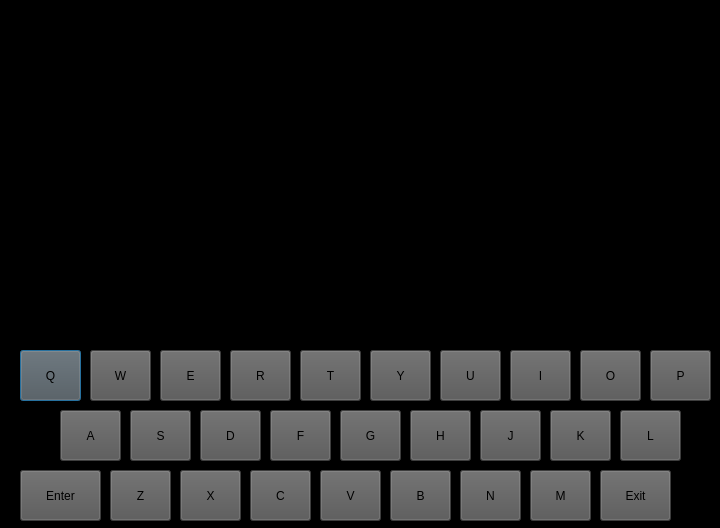
The window that ZorkQT/wordle.ui (Jackobrien4555/CS4076-Zork) describes before a commit, drawn with Qt 5.
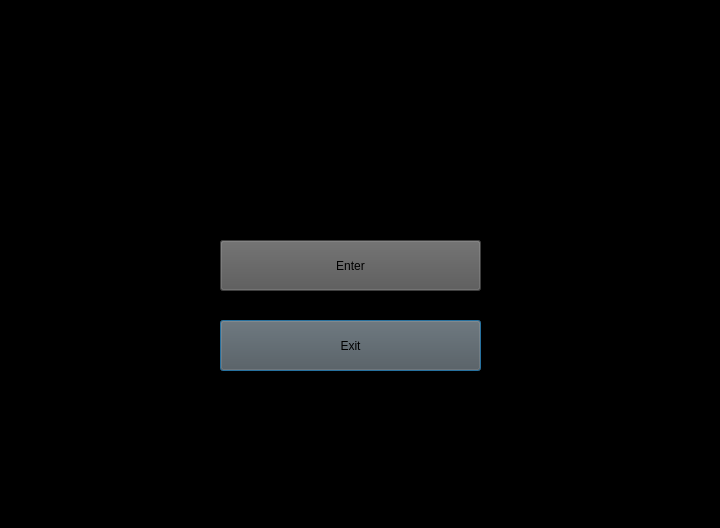
The same window after the commit.

The edit to the form file:
```diff
--- a/ZorkQT/wordle.ui
+++ b/ZorkQT/wordle.ui
@@ -16,454 +16,12 @@
   <property name="styleSheet">
    <string notr="true">background-color: rgb(0, 0, 0);</string>
   </property>
-  <widget class="QPushButton" name="pushButton">
-   <property name="geometry">
-    <rect>
-     <x>20</x>
-     <y>350</y>
-     <width>61</width>
-     <height>51</height>
-    </rect>
-   </property>
-   <property name="styleSheet">
-    <string notr="true">background-color: rgb(85, 85, 85);
-font: 18pt &quot;Segoe UI&quot;;</string>
-   </property>
-   <property name="text">
-    <string>Q</string>
-   </property>
-  </widget>
-  <widget class="QPushButton" name="pushButton_2">
-   <property name="geometry">
-    <rect>
-     <x>90</x>
-     <y>350</y>
-     <width>61</width>
-     <height>51</height>
-    </rect>
-   </property>
-   <property name="styleSheet">
-    <string notr="true">background-color: rgb(85, 85, 85);
-font: 18pt &quot;Segoe UI&quot;;</string>
-   </property>
-   <property name="text">
-    <string>W</string>
-   </property>
-  </widget>
-  <widget class="QPushButton" name="pushButton_3">
-   <property name="geometry">
-    <rect>
-     <x>440</x>
-     <y>350</y>
-     <width>61</width>
-     <height>51</height>
-    </rect>
-   </property>
-   <property name="styleSheet">
-    <string notr="true">background-color: rgb(85, 85, 85);
-font: 18pt &quot;Segoe UI&quot;;</string>
-   </property>
-   <property name="text">
-    <string>U</string>
-   </property>
-  </widget>
-  <widget class="QPushButton" name="pushButton_4">
-   <property name="geometry">
-    <rect>
-     <x>370</x>
-     <y>350</y>
-     <width>61</width>
-     <height>51</height>
-    </rect>
-   </property>
-   <property name="styleSheet">
-    <string notr="true">background-color: rgb(85, 85, 85);
-font: 18pt &quot;Segoe UI&quot;;</string>
-   </property>
-   <property name="text">
-    <string>Y</string>
-   </property>
-  </widget>
-  <widget class="QPushButton" name="pushButton_5">
-   <property name="geometry">
-    <rect>
-     <x>300</x>
-     <y>350</y>
-     <width>61</width>
-     <height>51</height>
-    </rect>
-   </property>
-   <property name="styleSheet">
-    <string notr="true">background-color: rgb(85, 85, 85);
-font: 18pt &quot;Segoe UI&quot;;</string>
-   </property>
-   <property name="text">
-    <string>T</string>
-   </property>
-  </widget>
-  <widget class="QPushButton" name="pushButton_6">
-   <property name="geometry">
-    <rect>
-     <x>230</x>
-     <y>350</y>
-     <width>61</width>
-     <height>51</height>
-    </rect>
-   </property>
-   <property name="styleSheet">
-    <string notr="true">background-color: rgb(85, 85, 85);
-font: 18pt &quot;Segoe UI&quot;;</string>
-   </property>
-   <property name="text">
-    <string>R</string>
-   </property>
-  </widget>
-  <widget class="QPushButton" name="pushButton_7">
-   <property name="geometry">
-    <rect>
-     <x>160</x>
-     <y>350</y>
-     <width>61</width>
-     <height>51</height>
-    </rect>
-   </property>
-   <property name="styleSheet">
-    <string notr="true">background-color: rgb(85, 85, 85);
-font: 18pt &quot;Segoe UI&quot;;</string>
-   </property>
-   <property name="text">
-    <string>E</string>
-   </property>
-  </widget>
-  <widget class="QPushButton" name="pushButton_8">
-   <property name="geometry">
-    <rect>
-     <x>340</x>
-     <y>410</y>
-     <width>61</width>
-     <height>51</height>
-    </rect>
-   </property>
-   <property name="styleSheet">
-    <string notr="true">background-color: rgb(85, 85, 85);
-font: 18pt &quot;Segoe UI&quot;;</string>
-   </property>
-   <property name="text">
-    <string>G</string>
-   </property>
-  </widget>
-  <widget class="QPushButton" name="pushButton_9">
-   <property name="geometry">
-    <rect>
-     <x>480</x>
-     <y>410</y>
-     <width>61</width>
-     <height>51</height>
-    </rect>
-   </property>
-   <property name="styleSheet">
-    <string notr="true">background-color: rgb(85, 85, 85);
-font: 18pt &quot;Segoe UI&quot;;</string>
-   </property>
-   <property name="text">
-    <string>J</string>
-   </property>
-  </widget>
-  <widget class="QPushButton" name="pushButton_10">
-   <property name="geometry">
-    <rect>
-     <x>60</x>
-     <y>410</y>
-     <width>61</width>
-     <height>51</height>
-    </rect>
-   </property>
-   <property name="styleSheet">
-    <string notr="true">background-color: rgb(85, 85, 85);
-font: 18pt &quot;Segoe UI&quot;;</string>
-   </property>
-   <property name="text">
-    <string>A</string>
-   </property>
-  </widget>
-  <widget class="QPushButton" name="pushButton_11">
-   <property name="geometry">
-    <rect>
-     <x>200</x>
-     <y>410</y>
-     <width>61</width>
-     <height>51</height>
-    </rect>
-   </property>
-   <property name="styleSheet">
-    <string notr="true">background-color: rgb(85, 85, 85);
-font: 18pt &quot;Segoe UI&quot;;</string>
-   </property>
-   <property name="text">
-    <string>D</string>
-   </property>
-  </widget>
-  <widget class="QPushButton" name="pushButton_12">
-   <property name="geometry">
-    <rect>
-     <x>410</x>
-     <y>410</y>
-     <width>61</width>
-     <height>51</height>
-    </rect>
-   </property>
-   <property name="styleSheet">
-    <string notr="true">background-color: rgb(85, 85, 85);
-font: 18pt &quot;Segoe UI&quot;;</string>
-   </property>
-   <property name="text">
-    <string>H</string>
-   </property>
-  </widget>
-  <widget class="QPushButton" name="pushButton_13">
-   <property name="geometry">
-    <rect>
-     <x>130</x>
-     <y>410</y>
-     <width>61</width>
-     <height>51</height>
-    </rect>
-   </property>
-   <property name="styleSheet">
-    <string notr="true">background-color: rgb(85, 85, 85);
-font: 18pt &quot;Segoe UI&quot;;</string>
-   </property>
-   <property name="text">
-    <string>S</string>
-   </property>
-  </widget>
-  <widget class="QPushButton" name="pushButton_14">
-   <property name="geometry">
-    <rect>
-     <x>270</x>
-     <y>410</y>
-     <width>61</width>
-     <height>51</height>
-    </rect>
-   </property>
-   <property name="styleSheet">
-    <string notr="true">background-color: rgb(85, 85, 85);
-font: 18pt &quot;Segoe UI&quot;;</string>
-   </property>
-   <property name="text">
-    <string>F</string>
-   </property>
-  </widget>
-  <widget class="QPushButton" name="pushButton_15">
-   <property name="geometry">
-    <rect>
-     <x>390</x>
-     <y>470</y>
-     <width>61</width>
-     <height>51</height>
-    </rect>
-   </property>
-   <property name="styleSheet">
-    <string notr="true">background-color: rgb(85, 85, 85);
-font: 18pt &quot;Segoe UI&quot;;</string>
-   </property>
-   <property name="text">
-    <string>B</string>
-   </property>
-  </widget>
-  <widget class="QPushButton" name="pushButton_16">
-   <property name="geometry">
-    <rect>
-     <x>530</x>
-     <y>470</y>
-     <width>61</width>
-     <height>51</height>
-    </rect>
-   </property>
-   <property name="styleSheet">
-    <string notr="true">background-color: rgb(85, 85, 85);
-font: 18pt &quot;Segoe UI&quot;;</string>
-   </property>
-   <property name="text">
-    <string>M</string>
-   </property>
-  </widget>
-  <widget class="QPushButton" name="pushButton_17">
-   <property name="geometry">
-    <rect>
-     <x>110</x>
-     <y>470</y>
-     <width>61</width>
-     <height>51</height>
-    </rect>
-   </property>
-   <property name="styleSheet">
-    <string notr="true">background-color: rgb(85, 85, 85);
-font: 18pt &quot;Segoe UI&quot;;</string>
-   </property>
-   <property name="text">
-    <string>Z</string>
-   </property>
-  </widget>
-  <widget class="QPushButton" name="pushButton_18">
-   <property name="geometry">
-    <rect>
-     <x>250</x>
-     <y>470</y>
-     <width>61</width>
-     <height>51</height>
-    </rect>
-   </property>
-   <property name="styleSheet">
-    <string notr="true">background-color: rgb(85, 85, 85);
-font: 18pt &quot;Segoe UI&quot;;</string>
-   </property>
-   <property name="text">
-    <string>C</string>
-   </property>
-  </widget>
-  <widget class="QPushButton" name="pushButton_19">
-   <property name="geometry">
-    <rect>
-     <x>460</x>
-     <y>470</y>
-     <width>61</width>
-     <height>51</height>
-    </rect>
-   </property>
-   <property name="styleSheet">
-    <string notr="true">background-color: rgb(85, 85, 85);
-font: 18pt &quot;Segoe UI&quot;;</string>
-   </property>
-   <property name="text">
-    <string>N</string>
-   </property>
-  </widget>
-  <widget class="QPushButton" name="pushButton_20">
-   <property name="geometry">
-    <rect>
-     <x>180</x>
-     <y>470</y>
-     <width>61</width>
-     <height>51</height>
-    </rect>
-   </property>
-   <property name="styleSheet">
-    <string notr="true">background-color: rgb(85, 85, 85);
-font: 18pt &quot;Segoe UI&quot;;</string>
-   </property>
-   <property name="text">
-    <string>X</string>
-   </property>
-  </widget>
-  <widget class="QPushButton" name="pushButton_21">
-   <property name="geometry">
-    <rect>
-     <x>320</x>
-     <y>470</y>
-     <width>61</width>
-     <height>51</height>
-    </rect>
-   </property>
-   <property name="styleSheet">
-    <string notr="true">background-color: rgb(85, 85, 85);
-font: 18pt &quot;Segoe UI&quot;;</string>
-   </property>
-   <property name="text">
-    <string>V</string>
-   </property>
-  </widget>
-  <widget class="QPushButton" name="pushButton_22">
-   <property name="geometry">
-    <rect>
-     <x>550</x>
-     <y>410</y>
-     <width>61</width>
-     <height>51</height>
-    </rect>
-   </property>
-   <property name="styleSheet">
-    <string notr="true">background-color: rgb(85, 85, 85);
-font: 18pt &quot;Segoe UI&quot;;</string>
-   </property>
-   <property name="text">
-    <string>K</string>
-   </property>
-  </widget>
-  <widget class="QPushButton" name="pushButton_23">
-   <property name="geometry">
-    <rect>
-     <x>650</x>
-     <y>350</y>
-     <width>61</width>
-     <height>51</height>
-    </rect>
-   </property>
-   <property name="styleSheet">
-    <string notr="true">background-color: rgb(85, 85, 85);
-font: 18pt &quot;Segoe UI&quot;;</string>
-   </property>
-   <property name="text">
-    <string>P</string>
-   </property>
-  </widget>
-  <widget class="QPushButton" name="pushButton_24">
-   <property name="geometry">
-    <rect>
-     <x>580</x>
-     <y>350</y>
-     <width>61</width>
-     <height>51</height>
-    </rect>
-   </property>
-   <property name="styleSheet">
-    <string notr="true">background-color: rgb(85, 85, 85);
-font: 18pt &quot;Segoe UI&quot;;</string>
-   </property>
-   <property name="text">
-    <string>O</string>
-   </property>
-  </widget>
-  <widget class="QPushButton" name="pushButton_25">
-   <property name="geometry">
-    <rect>
-     <x>510</x>
-     <y>350</y>
-     <width>61</width>
-     <height>51</height>
-    </rect>
-   </property>
-   <property name="styleSheet">
-    <string notr="true">background-color: rgb(85, 85, 85);
-font: 18pt &quot;Segoe UI&quot;;</string>
-   </property>
-   <property name="text">
-    <string>I</string>
-   </property>
-  </widget>
-  <widget class="QPushButton" name="pushButton_26">
-   <property name="geometry">
-    <rect>
-     <x>620</x>
-     <y>410</y>
-     <width>61</width>
-     <height>51</height>
-    </rect>
-   </property>
-   <property name="styleSheet">
-    <string notr="true">background-color: rgb(85, 85, 85);
-font: 18pt &quot;Segoe UI&quot;;</string>
-   </property>
-   <property name="text">
-    <string>L</string>
-   </property>
-  </widget>
   <widget class="QPushButton" name="Quit">
    <property name="geometry">
     <rect>
-     <x>600</x>
-     <y>470</y>
-     <width>71</width>
+     <x>220</x>
+     <y>320</y>
+     <width>261</width>
      <height>51</height>
     </rect>
    </property>
@@ -478,9 +36,9 @@
   <widget class="QPushButton" name="Enter">
    <property name="geometry">
     <rect>
-     <x>20</x>
-     <y>470</y>
-     <width>81</width>
+     <x>220</x>
+     <y>240</y>
+     <width>261</width>
      <height>51</height>
     </rect>
    </property>
```
